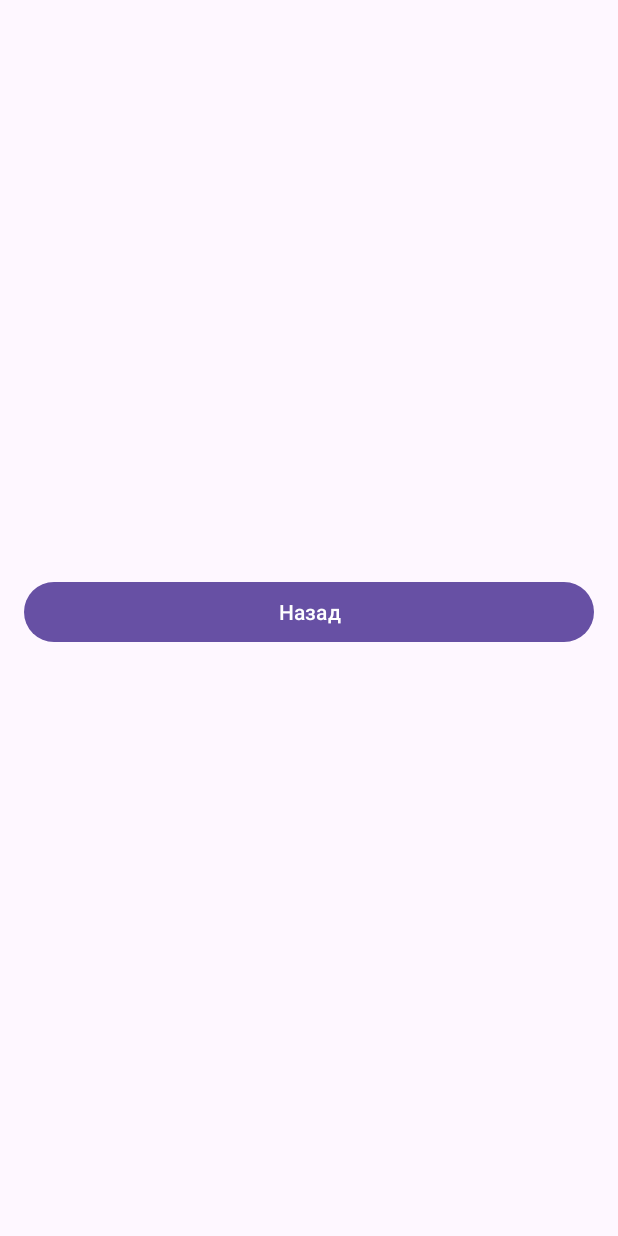
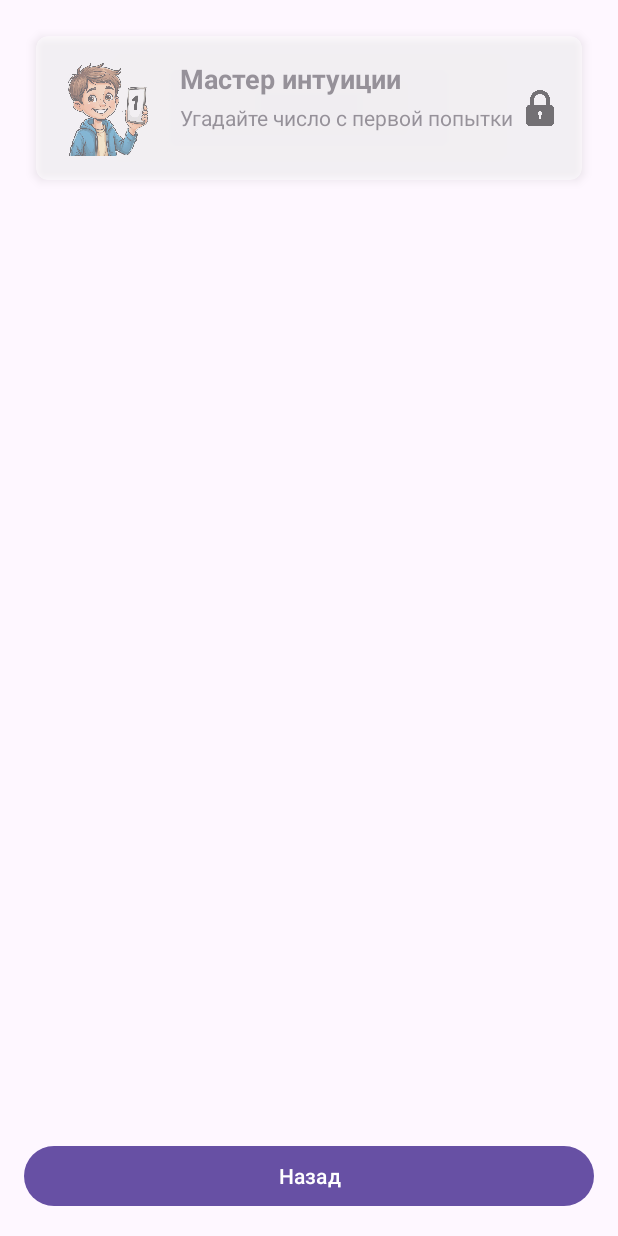
Before and after one commit to MaxKhlystov/Laba7, an Android app: the AchivementActivity screen opened directly, with no data from a screen before it, on a phone screen of 412 x 824 dp. Run offline under Robolectric (Android 15) with nearby library versions, the phone set to English and light mode, and no system bars.

Commit message:
реализовал первую ачивку

```diff
--- a/app/src/main/java/com/example/laba7maks/AchivementActivity.java
+++ b/app/src/main/java/com/example/laba7maks/AchivementActivity.java
@@ -1,15 +1,64 @@
 package com.example.laba7maks;
 
 import android.os.Bundle;
+import android.view.View;
 import android.widget.Button;
+import android.widget.ImageView;
+import android.widget.LinearLayout;
+import android.widget.TextView;
+import com.example.laba7maks.sharedPreferenced.PreferencesManager;
 
+public class AchivementActivity extends BaseActivity {
+    private Button btnBack;
+    private PreferencesManager preferencesManager;
 
-public class AchivementActivity extends BaseActivity{
-    private Button btnBack;
     @Override
-    protected void onCreate(Bundle savedinstanceState){
-        super.onCreate(savedinstanceState);
-        this.setContentView(R.layout.activity_achivement);
+    protected void onCreate(Bundle savedInstanceState) {
+        super.onCreate(savedInstanceState);
+        setContentView(R.layout.activity_achivement);
+
+        preferencesManager = new PreferencesManager(this);
+        btnBack = findViewById(R.id.btnBack);
+        setupAchievements();
         btnBack.setOnClickListener(v -> goBack());
     }
+
+    private void setupAchievements() {
+        LinearLayout achievementsContainer = findViewById(R.id.achievementsContainer);
+
+        // Ачивка 1: Угадать с первой попытки
+        addAchievementCard(
+                achievementsContainer,
+                R.drawable.ic_achievement_1, // Замените на свою иконку
+                "Мастер интуиции",
+                "Угадайте число с первой попытки",
+                preferencesManager.isFirstTryAchievementUnlocked()
+        );
+
+        // Добавьте другие ачивки аналогично
+    }
+
+    private void addAchievementCard(LinearLayout container, int iconRes,
+                                    String title, String description, boolean isUnlocked) {
+        View achievementCard = getLayoutInflater().inflate(R.layout.achivement_card, container, false);
+
+        ImageView icon = achievementCard.findViewById(R.id.achievementIcon);
+        TextView titleView = achievementCard.findViewById(R.id.achievementTitle);
+        TextView descView = achievementCard.findViewById(R.id.achievementDesc);
+        ImageView lockIcon = achievementCard.findViewById(R.id.lockIcon);
+
+        icon.setImageResource(iconRes);
+        titleView.setText(title);
+        descView.setText(description);
+
+        if (isUnlocked) {
+            achievementCard.setAlpha(1f);
+            lockIcon.setVisibility(View.GONE);
+        } else {
+            achievementCard.setAlpha(0.5f);
+            lockIcon.setVisibility(View.VISIBLE);
+        }
+
+        container.addView(achievementCard);
+    }
 }
--- a/app/src/main/java/com/example/laba7maks/ClassicModeActivity.java
+++ b/app/src/main/java/com/example/laba7maks/ClassicModeActivity.java
@@ -8,20 +8,23 @@ import android.widget.EditText;
 import android.widget.Spinner;
 import android.widget.TextView;
 
+import com.example.laba7maks.sharedPreferenced.PreferencesManager;
+
 public class ClassicModeActivity extends BaseActivity {
     private GameLogic game;
     private TextView tvHint;
     private EditText etGuess;
     private Spinner spinnerAttempts;
     private Button btnStart, btnSubmit, btnReset, btnBack;
-    private boolean guessCompNumFrom1Time = false;
+    private boolean guessCompNumFrom1Try = false;
+    private PreferencesManager preferencesManager;
     int maxAttempts;
 
     @Override
     protected void onCreate(Bundle savedInstanceState) {
         super.onCreate(savedInstanceState);
         setContentView(R.layout.activity_classic_mode);
-
+        preferencesManager = new PreferencesManager(this);
         initializeСomponents();
 
         btnStart.setOnClickListener(v -> {
@@ -88,9 +91,10 @@ public class ClassicModeActivity extends BaseActivity {
             etGuess.setText("");
 
             if (game.isGameOver()) {
-                if (checkGuessCompNumFrom1Time())
+                if (checkGuessCompNumFrom1Try())
                 {
                     tvHint.setText(result + "\nВы отгадали число с первой попытки!");
+                    preferencesManager.unlockFirstTryAchievement();
                 }
                 btnSubmit.setVisibility(View.GONE);
                 hideKeyboard();
@@ -122,11 +126,11 @@ public class ClassicModeActivity extends BaseActivity {
             tvHint.append("\nОсталось попыток: " + game.getRemainingAttempts());
         }
     }
-    private boolean checkGuessCompNumFrom1Time(){
-        if (guessCompNumFrom1Time){
+    private boolean checkGuessCompNumFrom1Try(){
+        if (guessCompNumFrom1Try){
             return false;
         }
-        guessCompNumFrom1Time = true;
+        guessCompNumFrom1Try = true;
         if (maxAttempts - game.getRemainingAttempts() == 1){
             return true;
         }
--- a/app/src/main/java/com/example/laba7maks/sharedPreferenced/PreferencesManager.java
+++ b/app/src/main/java/com/example/laba7maks/sharedPreferenced/PreferencesManager.java
@@ -4,27 +4,38 @@ import android.content.Context;
 import android.content.SharedPreferences;
 
 public class PreferencesManager {
-
-    private static final String PREFS_NAME = "level_progress";
+    private static final String PREFS_NAME = "game_prefs";
     private static final String KEY_UNLOCKED_LEVEL = "unlocked_level";
+    private static final String KEY_ACHIEVEMENT_1 = "achievement_first_try";
+    // Добавьте другие ключи для ачивок
 
     private final SharedPreferences sharedPreferences;
-
     public PreferencesManager(Context context) {
         sharedPreferences = context.getSharedPreferences(PREFS_NAME, Context.MODE_PRIVATE);
     }
-
+    // Методы для уровней
     public void saveUnlockedLevel(int level) {
-        sharedPreferences.edit()
-                .putInt(KEY_UNLOCKED_LEVEL, level)
-                .apply();
+        sharedPreferences.edit().putInt(KEY_UNLOCKED_LEVEL, level).apply();
     }
-
     public int getUnlockedLevel() {
         return sharedPreferences.getInt(KEY_UNLOCKED_LEVEL, 1);
     }
+    public void resetProgress() {
+        sharedPreferences.edit().putInt(KEY_UNLOCKED_LEVEL, 1).apply();
+    }
 
-    public void resetProgress() {
-        saveUnlockedLevel(1);
+    // Методы для ачивок
+    public void unlockAchievement(String achievementKey) {
+        sharedPreferences.edit().putBoolean(achievementKey, true).apply();
+    }
+    public boolean isAchievementUnlocked(String achievementKey) {
+        return sharedPreferences.getBoolean(achievementKey, false);
+    }
+    // Специфичные методы для ачивок
+    public void unlockFirstTryAchievement() {
+        unlockAchievement(KEY_ACHIEVEMENT_1);
+    }
+    public boolean isFirstTryAchievementUnlocked() {
+        return isAchievementUnlocked(KEY_ACHIEVEMENT_1);
     }
 }
--- /dev/null
+++ b/app/src/main/res/layout/achivement_card.xml
@@ -0,0 +1,55 @@
+<?xml version="1.0" encoding="utf-8"?>
+<androidx.cardview.widget.CardView
+    xmlns:android="http://schemas.android.com/apk/res/android"
+    xmlns:app="http://schemas.android.com/apk/res-auto"
+    android:layout_width="match_parent"
+    android:layout_height="wrap_content"
+    android:layout_margin="8dp"
+    app:cardCornerRadius="8dp"
+    app:cardElevation="4dp">
+
+    <RelativeLayout
+        android:layout_width="match_parent"
+        android:layout_height="wrap_content"
+        android:padding="16dp">
+
+        <ImageView
+            android:id="@+id/achievementIcon"
+            android:layout_width="64dp"
+            android:layout_height="64dp"
+            android:layout_alignParentStart="true"
+            android:layout_centerVertical="true"
+            android:src="@drawable/ic_achievement_1"/>
+
+        <LinearLayout
+            android:layout_width="match_parent"
+            android:layout_height="wrap_content"
+            android:layout_toEndOf="@id/achievementIcon"
+            android:layout_marginStart="16dp"
+            android:orientation="vertical">
+
+            <TextView
+                android:id="@+id/achievementTitle"
+                android:layout_width="match_parent"
+                android:layout_height="wrap_content"
+                android:textSize="18sp"
+                android:textStyle="bold"/>
+
+            <TextView
+                android:id="@+id/achievementDesc"
+                android:layout_width="match_parent"
+                android:layout_height="wrap_content"
+                android:textSize="14sp"
+                android:layout_marginTop="4dp"/>
+        </LinearLayout>
+
+        <ImageView
+            android:id="@+id/lockIcon"
+            android:layout_width="24dp"
+            android:layout_height="24dp"
+            android:layout_alignParentEnd="true"
+            android:layout_centerVertical="true"
+            android:src="@drawable/ic_lock"
+            android:visibility="gone"/>
+    </RelativeLayout>
+</androidx.cardview.widget.CardView>
--- a/app/src/main/res/layout/activity_achivement.xml
+++ b/app/src/main/res/layout/activity_achivement.xml
@@ -3,14 +3,24 @@
     android:layout_width="match_parent"
     android:layout_height="match_parent"
     android:orientation="vertical"
-    android:gravity="center"
     android:padding="16dp">
+
+    <ScrollView
+        android:layout_width="match_parent"
+        android:layout_height="0dp"
+        android:layout_weight="1">
+
+        <LinearLayout
+            android:id="@+id/achievementsContainer"
+            android:layout_width="match_parent"
+            android:layout_height="wrap_content"
+            android:orientation="vertical"/>
+    </ScrollView>
 
     <Button
         android:id="@+id/btnBack"
         android:layout_width="match_parent"
         android:layout_height="wrap_content"
         android:text="Назад"
-        android:layout_marginBottom="8dp"/>
-
+        android:layout_marginTop="16dp"/>
 </LinearLayout>
```
Also changed, not shown: app/src/main/res/drawable/ic_achievement_1.png (added), app/src/main/res/drawable/ic_lock.png (added), app/src/main/res/drawable/ic_unlock.png (added).
